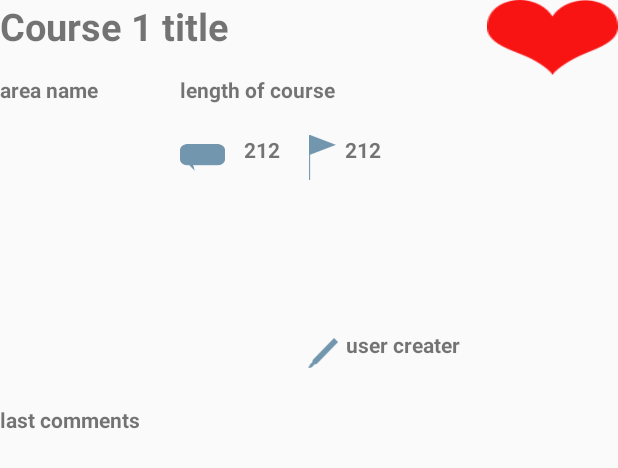
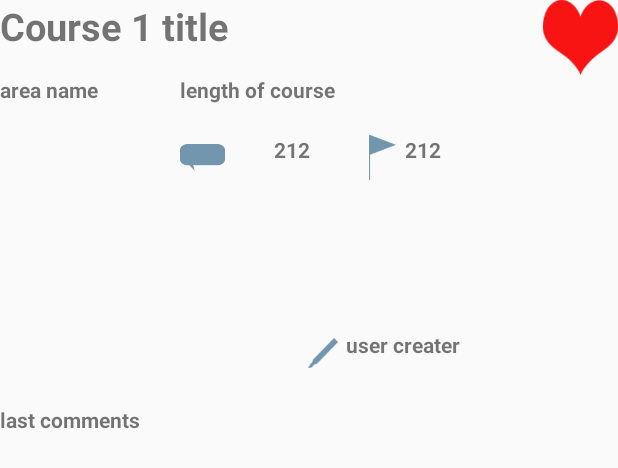
Before and after one commit to dienanh2210/TDAndroid, an Android app: the layout course_view_row.xml on its own in the app's theme, with its tools: preview values and no code run, on a phone screen of 412 x 824 dp. Shown: the top 468 px of the screen. Run offline under Robolectric (Android 15) with nearby library versions, the phone set to English and light mode, and no system bars.

Commit message:
course list view

```diff
--- a/app/src/main/AndroidManifest.xml
+++ b/app/src/main/AndroidManifest.xml
@@ -18,7 +18,7 @@
         android:theme="@style/AppTheme">
 
         <activity
-            android:name=".ViewTutorial.MainActivity"
+            android:name=".MainActivity"
             android:label="@string/app_name">
 
             <intent-filter>
@@ -33,7 +33,7 @@
             tools:ignore="InnerclassSeparator" />
         <activity android:name=".ViewTutorial.RegisterActivity" />
         <activity android:name=".ScreenMain.ScreenMain"></activity>
-
+        <activity android:name=".Courses.view.CourseList"></activity>
     </application>
 
 </manifest>
--- a/app/src/main/java/vn/javis/tourde/Adapters/DatabaseAdapter.java
+++ b/app/src/main/java/vn/javis/tourde/Courses/adapters/DatabaseAdapter.java
@@ -1,4 +1,4 @@
-package vn.javis.tourde.Adapters;
+package vn.javis.tourde.Courses.adapters;
 
 /**
  * Created by admin on 3/23/2018.
@@ -17,9 +17,8 @@ import java.io.IOException;
 import java.io.InputStream;
 import java.io.OutputStream;
 import java.util.ArrayList;
-import java.util.List;
 
-import vn.javis.tourde.Models.Course;
+import vn.javis.tourde.Courses.models.Course;
 
 public class DatabaseAdapter extends SQLiteOpenHelper {
     private String DB_PATH = "data/data/vn.javis.tourde/";
--- a/app/src/main/java/vn/javis/tourde/Adapters/ListTagsRecylerViewAdapter.java
+++ b/app/src/main/java/vn/javis/tourde/Courses/adapters/ListTagsRecylerViewAdapter.java
@@ -1,4 +1,4 @@
-package vn.javis.tourde.Adapters;
+package vn.javis.tourde.Courses.adapters;
 
 import android.app.Activity;
 import android.support.v7.widget.RecyclerView;
--- a/app/src/main/java/vn/javis/tourde/Models/Course.java
+++ b/app/src/main/java/vn/javis/tourde/Courses/models/Course.java
@@ -1,4 +1,4 @@
-package vn.javis.tourde.Models;
+package vn.javis.tourde.Courses.models;
 
 /**
  * Created by admin on 3/23/2018.
--- a/app/src/main/java/vn/javis/tourde/MainActivity.java
+++ b/app/src/main/java/vn/javis/tourde/MainActivity.java
@@ -1,16 +1,38 @@
 package vn.javis.tourde;
 
+import android.app.Activity;
 import android.content.Intent;
-import android.support.v7.app.AppCompatActivity;
 import android.os.Bundle;
-import android.widget.TextView;
+import android.support.v4.app.Fragment;
+import android.support.v4.app.FragmentManager;
+import android.support.v4.app.FragmentPagerAdapter;
+import android.view.View;
+import android.widget.ImageButton;
+import java.util.ArrayList;
+import java.util.List;
 
-import vn.javis.tourde.Adapters.DatabaseAdapter;
+import android.view.Window;
 
-public class MainActivity extends AppCompatActivity {
+import vn.javis.tourde.Courses.view.CourseList;
+import vn.javis.tourde.ViewTutorial.ViewPage;
+
+public class MainActivity extends Activity {
+
+    ImageButton btn_Next;
 
     @Override
     protected void onCreate(Bundle savedInstanceState) {
+        super.onCreate(savedInstanceState);
+        this.requestWindowFeature(Window.FEATURE_NO_TITLE);
+        setContentView( R.layout.activity_main);
+        btn_Next=findViewById(R.id.next );
+       btn_Next.setOnClickListener(new View.OnClickListener() {
+            @Override
+            public void onClick(View view) {
+                Intent intent=new Intent(MainActivity.this,ViewPage.class);
+                startActivity(intent);
+            }
+        });
         try {
             super.onCreate(savedInstanceState);
             setContentView(R.layout.activity_main);
@@ -23,4 +45,34 @@ public class MainActivity extends AppCompatActivity {
             System.out.println(e.getMessage());
         }
     }
+    public static class ViewPagerAdapter extends FragmentPagerAdapter {
+
+        private final List<Fragment> mFragmentList = new ArrayList<>();
+        private final List<String> mFragmentTitleList = new ArrayList<>();
+
+        public ViewPagerAdapter(FragmentManager manager) {
+            super(manager);
+        }
+
+        @Override
+        public Fragment getItem(int position) {
+            return mFragmentList.get(position);
+        }
+
+        @Override
+        public int getCount() {
+            return mFragmentList.size();
+        }
+
+        public void addFragment(Fragment fragment, String title) {
+            mFragmentList.add(fragment);
+            mFragmentTitleList.add(title);
+        }
+        @Override
+        public CharSequence getPageTitle(int position) {
+            return mFragmentTitleList.get(position);
+        }
+
+    }
+
 }
--- a/app/src/main/java/vn/javis/tourde/ViewTutorial/MainActivity.java
+++ /dev/null
@@ -1,66 +0,0 @@
-package vn.javis.tourde.ViewTutorial;
-
-import android.app.Activity;
-import android.content.Intent;
-import android.os.Bundle;
-import android.support.v4.app.Fragment;
-import android.support.v4.app.FragmentManager;
-import android.support.v4.app.FragmentPagerAdapter;
-import android.support.v7.app.AppCompatActivity;
-import android.view.View;
-import android.widget.ImageButton;
-import java.util.ArrayList;
-import java.util.List;
-import android.app.Activity;
-import android.view.Window;
-import vn.javis.tourde.R;
-
-public class MainActivity extends Activity {
-
-    ImageButton btn_Next;
-
-    @Override
-    protected void onCreate(Bundle savedInstanceState) {
-        super.onCreate(savedInstanceState);
-        this.requestWindowFeature(Window.FEATURE_NO_TITLE);
-        setContentView( R.layout.activity_main);
-        btn_Next=findViewById(R.id.next );
-       btn_Next.setOnClickListener(new View.OnClickListener() {
-            @Override
-            public void onClick(View view) {
-                Intent intent=new Intent(MainActivity.this,ViewPage.class);
-                startActivity(intent);
-            }
-        });
-    }
-    static class ViewPagerAdapter extends FragmentPagerAdapter {
-
-        private final List<Fragment> mFragmentList = new ArrayList<>();
-        private final List<String> mFragmentTitleList = new ArrayList<>();
-
-        public ViewPagerAdapter(FragmentManager manager) {
-            super(manager);
-        }
-
-        @Override
-        public Fragment getItem(int position) {
-            return mFragmentList.get(position);
-        }
-
-        @Override
-        public int getCount() {
-            return mFragmentList.size();
-        }
-
-        public void addFragment(Fragment fragment, String title) {
-            mFragmentList.add(fragment);
-            mFragmentTitleList.add(title);
-        }
-        @Override
-        public CharSequence getPageTitle(int position) {
-            return mFragmentTitleList.get(position);
-        }
-
-    }
-
-}
--- a/app/src/main/java/vn/javis/tourde/ViewTutorial/ViewPage.java
+++ b/app/src/main/java/vn/javis/tourde/ViewTutorial/ViewPage.java
@@ -10,9 +10,11 @@ import android.view.View;
 import android.widget.Button;
 import android.widget.ImageView;
 import android.widget.LinearLayout;
+
+import vn.javis.tourde.MainActivity;
 import vn.javis.tourde.R;
 import vn.javis.tourde.ScreenMain.ScreenMain;
-import android.app.Activity;
+
 import android.view.Window;
 
 public class ViewPage extends AppCompatActivity {
--- a/app/src/main/res/layout/activity_main.xml
+++ b/app/src/main/res/layout/activity_main.xml
@@ -5,7 +5,7 @@
     android:layout_width="match_parent"
     android:layout_height="match_parent"
 
-    tools:context=".ViewTutorial.MainActivity">
+    tools:context=".MainActivity">
     <ImageButton
         android:id="@+id/next"
         android:layout_width="150dp"
--- a/app/src/main/res/layout/course_view_row.xml
+++ b/app/src/main/res/layout/course_view_row.xml
@@ -1,74 +1,83 @@
 <?xml version="1.0" encoding="utf-8"?>
-<RelativeLayout xmlns:android="http://schemas.android.com/apk/res/android"
+<LinearLayout xmlns:android="http://schemas.android.com/apk/res/android"
     xmlns:app="http://schemas.android.com/apk/res-auto"
     xmlns:tools="http://schemas.android.com/tools"
     android:layout_width="match_parent"
-    android:layout_height="match_parent"
-  >
+    android:layout_height="wrap_content"
+    android:orientation="vertical">
+
+    <RelativeLayout
+        android:id="@+id/first_row"
+        android:layout_width="match_parent"
+        android:layout_height="wrap_content"
+        android:orientation="horizontal">
 
         <TextView
             android:id="@+id/txt_course_title"
             android:layout_width="wrap_content"
             android:layout_height="50dp"
+            android:text="Course 1 title"
             android:textSize="25sp"
-        android:textStyle="bold"
-        android:text="Course 1 title"
-        android:layout_alignParentLeft="true"
-        />
+            android:textStyle="bold" />
 
         <ImageButton
             android:id="@+id/btn_favorite"
-        android:layout_width="wrap_content"
+            android:layout_width="50dp"
             android:layout_height="50dp"
             android:layout_alignParentRight="true"
-        android:maxWidth="50dp"
             android:background="@drawable/favorite_button" />
+    </RelativeLayout>
+
+    <RelativeLayout
+        android:id="@+id/second_row"
+        android:layout_width="match_parent"
+        android:layout_height="40dp">
 
         <TextView
             android:id="@+id/txt_course_area"
             android:layout_width="wrap_content"
-        android:layout_height="40dp"
-        android:layout_alignBaseline="@+id/txt_course_length"
-        android:layout_alignBottom="@+id/txt_course_length"
+            android:layout_height="match_parent"
             android:layout_alignParentLeft="true"
-        android:layout_alignParentStart="true"
+            android:minWidth="100dp"
             android:text="area name"
             android:textStyle="bold" />
 
         <TextView
             android:id="@+id/txt_course_length"
             android:layout_width="wrap_content"
-        android:layout_height="40dp"
-        android:layout_alignLeft="@+id/img_icon_comment"
-        android:layout_alignStart="@+id/img_icon_comment"
-        android:layout_below="@+id/txt_course_title"
+            android:layout_height="match_parent"
+            android:layout_toRightOf="@+id/txt_course_area"
+            android:layout_marginLeft="20dp"
             android:text="length of course"
             android:textStyle="bold" />
+    </RelativeLayout>
+
+    <RelativeLayout
+        android:id="@+id/third_row"
+        android:layout_width="match_parent"
+        android:layout_height="30dp">
 
         <ImageView
             android:id="@+id/img_stars"
             android:layout_width="100dp"
-        android:layout_height="30dp"
+            android:layout_height="match_parent"
             android:layout_alignParentLeft="true"
-        android:layout_below="@+id/txt_course_area"
-        android:layout_marginRight="20dp"
             android:adjustViewBounds="false"
-        android:cropToPadding="false"
-      />
+            android:cropToPadding="false" />
 
         <ImageView
             android:id="@+id/img_icon_comment"
             android:layout_width="30dp"
             android:layout_height="30dp"
-        android:layout_below="@+id/txt_course_area"
+            android:layout_marginLeft="20dp"
             android:layout_toRightOf="@+id/img_stars"
             android:src="@drawable/icon_comment" />
 
         <TextView
             android:id="@+id/txt_num_comment"
             android:layout_width="50dp"
-        android:layout_height="30dp"
-        android:layout_below="@+id/txt_course_area"
+            android:layout_height="match_parent"
+            android:layout_marginLeft="20dp"
             android:layout_toRightOf="@+id/img_icon_comment"
             android:text="212"
             android:textAlignment="center"
@@ -78,56 +87,49 @@
             android:id="@+id/img_icon_spot"
             android:layout_width="30dp"
             android:layout_height="30dp"
-        android:layout_below="@+id/txt_course_area"
-        android:layout_toEndOf="@+id/txt_num_comment"
+            android:layout_marginLeft="20dp"
             android:layout_toRightOf="@+id/txt_num_comment"
             android:src="@drawable/icon_num_spot" />
 
         <TextView
             android:id="@+id/txt_num_spot"
             android:layout_width="50dp"
-        android:layout_height="30dp"
-        android:layout_below="@+id/txt_course_length"
-        android:layout_toEndOf="@+id/img_icon_spot"
+            android:layout_height="match_parent"
             android:layout_toRightOf="@+id/img_icon_spot"
             android:text="212"
             android:textStyle="bold" />
+    </RelativeLayout>
+
+    <RelativeLayout
+        android:id="@+id/fourth_row"
+        android:layout_width="match_parent"
+        android:layout_height="150dp">
 
         <ImageView
             android:id="@+id/img_course"
             android:layout_width="200dp"
             android:layout_height="150dp"
-        android:layout_alignParentLeft="true"
-        android:layout_alignParentStart="true"
-        android:layout_below="@+id/img_stars"
-        android:paddingRight="10dp" />
+            android:layout_alignParentLeft="true" />
 
         <android.support.v7.widget.RecyclerView
             android:id="@+id/recycleview_tags"
             android:layout_width="wrap_content"
             android:layout_height="100dp"
-        android:layout_below="@+id/txt_num_spot"
             android:layout_toRightOf="@+id/img_course">
+
         </android.support.v7.widget.RecyclerView>
-    <RelativeLayout
-        android:id="@+id/tag_layout"
-        android:layout_width="wrap_content"
-        android:layout_height="100dp"
-        android:layout_below="@+id/txt_num_spot"
-        android:layout_toRightOf="@+id/img_course"
-        >
 
-    </RelativeLayout>
         <ImageView
             android:id="@+id/ic_pen_creator"
             android:layout_width="20dp"
             android:layout_height="20dp"
             android:layout_below="@+id/recycleview_tags"
+            android:layout_marginLeft="5dp"
+            android:layout_marginRight="5dp"
+            android:layout_marginTop="5dp"
             android:layout_toRightOf="@+id/img_course"
-        android:background="@drawable/icon_pen_creator"
-        android:layout_marginRight="5dp"
-        android:layout_marginLeft="5dp"
-        android:layout_marginTop="5dp" />
+            android:background="@drawable/icon_pen_creator" />
+
         <TextView
             android:id="@+id/txt_creater"
             android:layout_width="wrap_content"
@@ -135,15 +137,15 @@
             android:layout_below="@+id/recycleview_tags"
             android:layout_toRightOf="@+id/ic_pen_creator"
             android:text="user creater"
-        android:textStyle="bold"
-        />
+            android:textStyle="bold" />
+    </RelativeLayout>
+
     <TextView
         android:id="@+id/txt_comment"
         android:layout_width="match_parent"
         android:layout_height="wrap_content"
-        android:layout_below="@+id/img_course"
         android:layout_alignParentLeft="true"
         android:text="last comments"
         android:textStyle="bold" />
 
-</RelativeLayout>
+</LinearLayout>
--- a/app/src/main/res/layout/fragment_one.xml
+++ b/app/src/main/res/layout/fragment_one.xml
@@ -2,7 +2,7 @@
     xmlns:tools="http://schemas.android.com/tools"
     android:layout_width="match_parent"
     android:layout_height="wrap_content"
-    tools:context=".ViewTutorial.MainActivity">
+    tools:context=".MainActivity">
     <TextView
         android:id="@+id/textView"
         android:layout_width="200dp"
--- a/app/src/main/res/layout/fragment_three.xml
+++ b/app/src/main/res/layout/fragment_three.xml
@@ -2,7 +2,7 @@
     xmlns:tools="http://schemas.android.com/tools"
     android:layout_width="match_parent"
     android:layout_height="match_parent"
-    tools:context=".ViewTutorial.MainActivity">
+    tools:context=".MainActivity">
     <TextView
         android:id="@+id/textView"
         android:layout_width="200dp"
--- a/app/src/main/res/layout/fragment_two.xml
+++ b/app/src/main/res/layout/fragment_two.xml
@@ -2,7 +2,7 @@
     xmlns:tools="http://schemas.android.com/tools"
     android:layout_width="match_parent"
     android:layout_height="match_parent"
-    tools:context=".ViewTutorial.MainActivity">
+    tools:context=".MainActivity">
     <TextView
         android:id="@+id/textView"
         android:layout_width="200dp"
```
Also changed, not shown: app/src/main/java/vn/javis/tourde/Courses/adapters/ListCourseViewAdapter.java (renamed from app/src/main/java/vn/javis/tourde/Adapters/ListCourseViewAdapter.java, +2 -13 lines), app/src/main/java/vn/javis/tourde/Courses/view/CourseList.java (renamed from app/src/main/java/vn/javis/tourde/CourseList.java, +5 -4 lines). Lines whose indentation alone changed are shown as unchanged.
